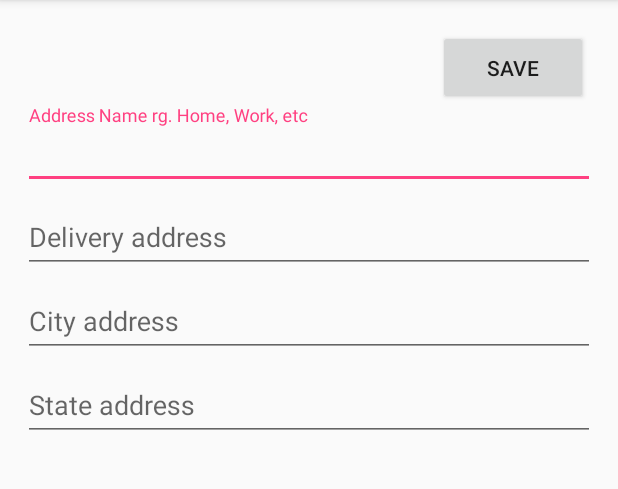
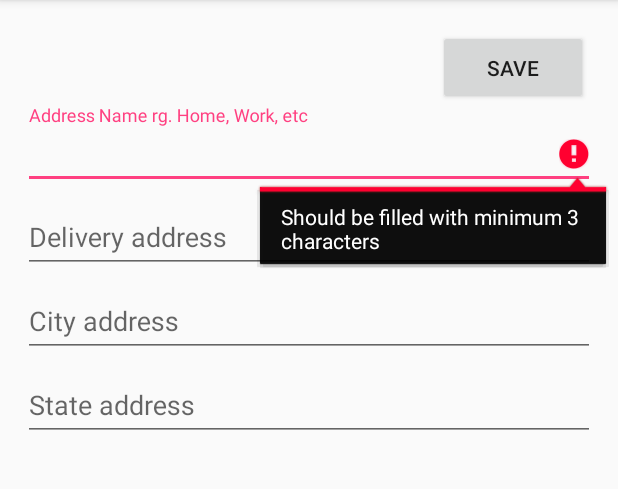
Before and after one commit to davidkmitrais/OneStopClickAndroid, an Android app: the PaymentAddAddressActivity screen opened directly, with no data from a screen before it, on a phone screen of 412 x 824 dp, the part 84-573 px from its top. Run offline under Robolectric (Android 15) with nearby library versions, the phone set to English and light mode, and no system bars.

Commit message:
#T78 validation text inout

```diff
--- a/app/src/main/java/com/example/david_k/oneStopClick/Views/Activities/PaymentAddAddress/PaymentAddAddressActivity.java
+++ b/app/src/main/java/com/example/david_k/oneStopClick/Views/Activities/PaymentAddAddress/PaymentAddAddressActivity.java
@@ -67,6 +67,8 @@ public class PaymentAddAddressActivity extends AppCompatActivity {
 
             }
         });
+
+        setupEditTextsValidation();
     }
 
     private void setupUI(){
@@ -76,6 +78,26 @@ public class PaymentAddAddressActivity extends AppCompatActivity {
         deliveryText = (EditText) findViewById(R.id.delivery_address_input);
         cityText = (EditText) findViewById(R.id.city_address_input);
         stateText = (EditText) findViewById(R.id.state_address_input);
+    }
+
+    private void setupEditTextsValidation(){
+        setOnFocusChangeValidation(addressNameText);
+        setOnFocusChangeValidation(deliveryText);
+        setOnFocusChangeValidation(cityText);
+        setOnFocusChangeValidation(stateText);
+    }
+
+    private void setOnFocusChangeValidation(EditText editText){
+
+        editText.setOnFocusChangeListener(new View.OnFocusChangeListener(){
+
+            @Override
+            public void onFocusChange(View v, boolean hasFocus) {
+                if (editText.getText().length() < 3) {
+                    editText.setError("Should be filled with minimum 3 characters");
+                }
+            }
+        });
     }
 
     private void goToSelectAddressListActivity() {
--- a/app/src/main/res/layout/activity_add_address.xml
+++ b/app/src/main/res/layout/activity_add_address.xml
@@ -49,7 +49,8 @@
                     android:id="@+id/name_address_input"
                     android:layout_width="match_parent"
                     android:layout_height="wrap_content"
-                    android:hint="Address Name rg. Home, Work, etc"/>
+                    android:hint="Address Name rg. Home, Work, etc"
+                    android:singleLine="true"/>
             </android.support.design.widget.TextInputLayout>
 
             <android.support.design.widget.TextInputLayout
@@ -77,7 +78,8 @@
                     android:id="@+id/city_address_input"
                     android:layout_width="match_parent"
                     android:layout_height="wrap_content"
-                    android:hint="City address"/>
+                    android:hint="City address"
+                    android:singleLine="true"/>
             </android.support.design.widget.TextInputLayout>
 
             <android.support.design.widget.TextInputLayout
@@ -91,7 +93,8 @@
                     android:id="@+id/state_address_input"
                     android:layout_width="match_parent"
                     android:layout_height="wrap_content"
-                    android:hint="State address"/>
+                    android:hint="State address"
+                    android:singleLine="true"/>
             </android.support.design.widget.TextInputLayout>
         </LinearLayout>
 
```
